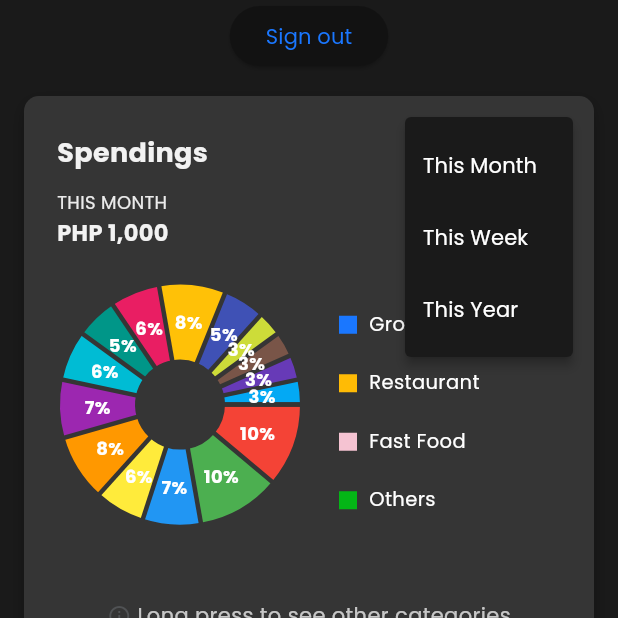
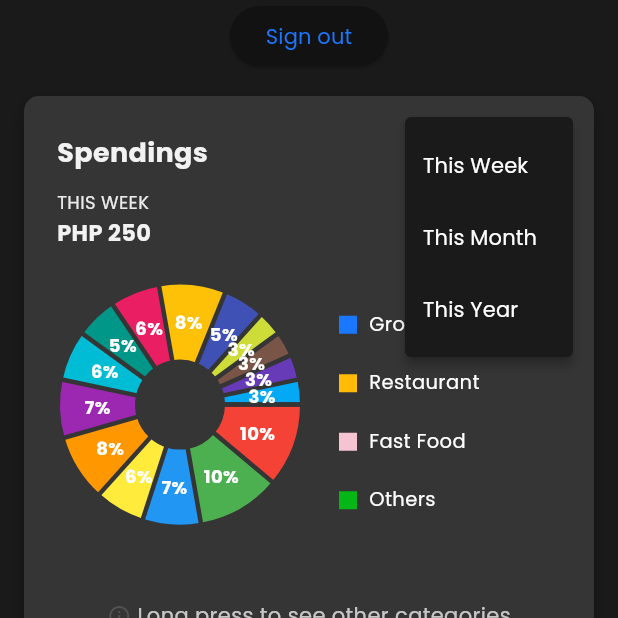
Before and after one commit to ezerssss/SpendSmart, a Flutter app: the HomePage screen opened directly, after a tap on the "more vert" icon, on a phone screen of 412 x 824 dp, the top half of it. Run offline on Flutter 3.47's test engine with Material 3 defaults, Android fonts, the light colour scheme and no system bars; drawn by our look-alikes of animated_bottom_navigation_bar, fl_chart; our stand-ins replace cloud_firestore, confetti, connectivity_plus, firebase_auth, firebase_core, firebase_storage and 5 more; missing offline and left inert: flutter_doc_scanner, flutter_shake_animated, openai_dart; accounts and stored records are empty.

Commit message:
[Rian][Frontend] ui changes: spending sorts

```diff
--- a/lib/components/analytics/categories/categories_holder.dart
+++ b/lib/components/analytics/categories/categories_holder.dart
@@ -14,12 +14,12 @@ class CategoriesHolder extends StatefulWidget {
 }
 
 class _CategoriesHolderState extends State<CategoriesHolder> {
-  String selectedPeriod = 'THIS MONTH';
+  String selectedPeriod = 'THIS WEEK';
   bool isVerticalLayout = false;
 
   final Map<String, String> dummyAmounts = {
+    'THIS WEEK': 'PHP 250',
     'THIS MONTH': 'PHP 1,000',
-    'THIS WEEK': 'PHP 250',
     'THIS YEAR': 'PHP 12,000',
   };
 
@@ -112,12 +112,12 @@ class _CategoriesHolderState extends State<CategoriesHolder> {
                       itemBuilder:
                           (item) => [
                             const PopupMenuItem(
-                              value: 'This Month',
-                              child: Text("This Month"),
+                              value: 'This Week',
+                              child: Text("This Week"),
                             ),
                             const PopupMenuItem(
-                              value: 'This Week',
-                              child: Text('This Week'),
+                              value: 'This Month',
+                              child: Text('This Month'),
                             ),
                             const PopupMenuItem(
                               value: 'This Year',
```
